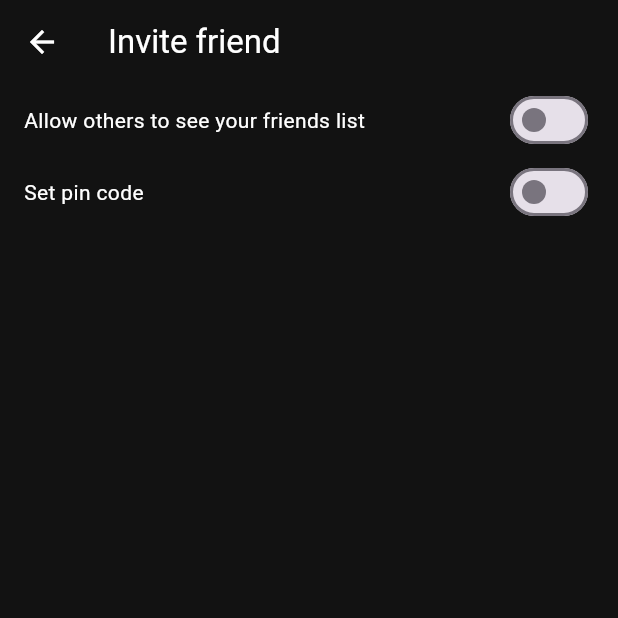
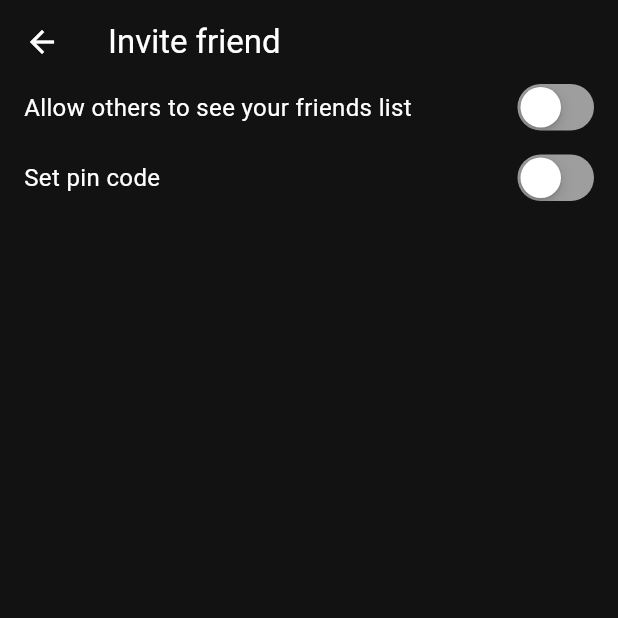
Before and after one commit to TP4uit/chat_app, a Flutter app: the PrivacyPage screen opened by its route, on a phone screen of 412 x 824 dp, the top half of it. Run offline on Flutter 3.47's test engine with Material 3 defaults, Android fonts, the phone set to English and light mode, and no system bars; our stand-ins replace pin_code_fields; network calls fail.

Commit message:
fix some UI

```diff
--- a/lib/features/home/presentation/pages/chats_tab.dart
+++ b/lib/features/home/presentation/pages/chats_tab.dart
@@ -8,6 +8,7 @@ class ChatsTab extends StatelessWidget {
   @override
   Widget build(BuildContext context) {
     return Scaffold(
+
       body: Padding(
         padding: const EdgeInsets.symmetric(horizontal: 16),
         child: Column(
@@ -51,6 +52,7 @@ class ChatsTab extends StatelessWidget {
 
   Widget _searchBar() {
     return const TextField(
+      style: TextStyle(color: Colors.black),
         decoration: InputDecoration(hintText: "Search for a chat..."));
   }
 
--- a/lib/features/home/presentation/pages/home_screen.dart
+++ b/lib/features/home/presentation/pages/home_screen.dart
@@ -24,6 +24,7 @@ class _HomeScreenState extends State<HomeScreen> {
   @override
   Widget build(BuildContext context) {
     return Scaffold(
+
       backgroundColor: Colors.black,
       body: Stack(
         children: [
--- a/lib/features/home/presentation/pages/home_tab.dart
+++ b/lib/features/home/presentation/pages/home_tab.dart
@@ -2,6 +2,7 @@ import 'package:flutter/material.dart';
 import '../widgets/basic_chat_item.dart';
 
 import '../../../../common/constants/colors.dart';
+import '../widgets/tab_header.dart';
 
 class HomeTab extends StatelessWidget {
   const HomeTab({super.key});
@@ -9,34 +10,31 @@ class HomeTab extends StatelessWidget {
   @override
   Widget build(BuildContext context) {
     return Scaffold(
-      appBar: AppBar(
-        backgroundColor: Colors.transparent,
-        elevation: 0,
-        title: const Text(
-          'Home',
-          style: TextStyle(
-            color: Color(0xFF4CAF97),
-            fontSize: 20,
-            fontWeight: FontWeight.bold,
-          ),
-        ),
-        actions: [
-          IconButton(
-            icon: const Icon(Icons.settings, color: Colors.white),
-            onPressed: () {
-              Navigator.pushNamed(context, '/settings');
-            },
-          ),
-        ],
-      ),
       body: DefaultTabController(
         length: 2,
         child: Column(
           crossAxisAlignment: CrossAxisAlignment.start,
           children: [
-            // Profile section
+
+            const SizedBox(
+              height: 47,
+            ),
+            TabHeader(
+                title: 'Home',
+                trailingIcon: Row(children: [
+
+                  IconButton(
+                      onPressed: () {
+                        Navigator.pushNamed(context, '/settings');
+                      },
+                      icon: const Icon(
+                        Icons.settings,
+                        color: Colors.white,
+                      )),
+
+                ],) ),
+            SizedBox(height: 18,),
             _myProfile(),
-
             // Tab bar (Contacts/Groups)
             Container(
               child: const TabBar(
--- a/lib/features/setting/presentation/pages/privacy_page.dart
+++ b/lib/features/setting/presentation/pages/privacy_page.dart
@@ -1,3 +1,4 @@
+import 'package:chat_app/features/setting/presentation/widgets/switch_toggles.dart';
 import 'package:flutter/material.dart';
 
 class PrivacyPage extends StatefulWidget {
@@ -8,59 +9,42 @@ class PrivacyPage extends StatefulWidget {
 }
 
 class _PrivacyPageState extends State<PrivacyPage> {
-  bool isSwitch=false;
+  bool _isSwitch1 = false;
+  bool _isSwitch2 = false;
+
   @override
   Widget build(BuildContext context) {
     return Scaffold(
-      appBar: AppBar( leading: IconButton(
-        icon: const Icon(Icons.arrow_back,color: Colors.white,),
+      appBar: AppBar(leading: IconButton(
+        icon: const Icon(Icons.arrow_back, color: Colors.white,),
         onPressed: () => Navigator.pop(context),
       ),
-        title: const Text('Invite friend',style: TextStyle(color: Colors.white),),),
+        title: const Text(
+          'Invite friend', style: TextStyle(color: Colors.white),),),
       body: Padding(
         padding: const EdgeInsets.symmetric(horizontal: 16),
         child: Column(
           children: [
-            Row(
-              mainAxisAlignment: MainAxisAlignment.spaceBetween,
-              children: [
-                _1stLabel(),
-                _1stToggle()
-              ],
-            ),
-            Row(
-              mainAxisAlignment: MainAxisAlignment.spaceBetween,
-              children: [
-                _2ndLabel(),
-                _2ndToggle()
-              ],
-            ),
+            SwitchToggles(title: "Allow others to see your friends list",
+                value: _isSwitch1,
+                onChange: (value) {
+                  setState(() {
+                    _isSwitch1 = value;
+                  });
+                }),
+
+            SizedBox(height: 16,),
+
+            SwitchToggles(title: "Set pin code",
+                value: _isSwitch2,
+                onChange: (value) {
+                  setState(() {
+                    _isSwitch2 = value;
+                  });
+                }),
           ],
         ),
       ),
     );
-
-
-
-  }
-
-  Widget _1stLabel()
-  {
-    return const Text("Allow others to see your friends list");
-  }
-
-  Widget _1stToggle()
-  {
-    return Switch(value: isSwitch, onChanged: (value){});
-  }
-
-  Widget _2ndLabel()
-  {
-    return const Text("Set pin code");
-  }
-
-  Widget _2ndToggle()
-  {
-    return Switch(value: isSwitch, onChanged: (value){});
   }
 }
--- /dev/null
+++ b/lib/features/setting/presentation/widgets/switch_toggles.dart
@@ -0,0 +1,83 @@
+import 'package:flutter/material.dart';
+
+class SwitchToggles extends StatelessWidget {
+  final String title;
+  final bool value;
+  final Function(bool) onChange;
+  const SwitchToggles({super.key, required this.title, required this.value, required this.onChange});
+
+  @override
+  Widget build(BuildContext context) {
+
+    return Row(
+      mainAxisAlignment: MainAxisAlignment.spaceBetween,
+      children: [
+        Text(
+          title,
+          style: const TextStyle(
+            color: Colors.white,
+            fontSize: 16.0,
+          ),
+        ),
+        _buildToggleSwitch(value,onChange),
+      ],
+    );
+
+  }
+
+
+  Widget _buildToggleSwitch(bool value,Function(bool) onChanged) {
+    return GestureDetector(
+      onTap: () => onChanged(!value),
+      child: Container(
+        width: 51,
+        height: 31,
+        clipBehavior: Clip.antiAlias,
+        decoration: ShapeDecoration(
+          color: value ? const Color(0xFF34C759) : Colors.grey,
+          shape: RoundedRectangleBorder(
+            borderRadius: BorderRadius.circular(100),
+          ),
+        ),
+        child: Stack(
+          children: [
+            Positioned(
+              left: value ? 22 : 2,
+              top: 2,
+              child: Container(
+                width: 27,
+                height: 27,
+                decoration: ShapeDecoration(
+                  color: Colors.white,
+                  shape: RoundedRectangleBorder(
+                    borderRadius: BorderRadius.circular(100),
+                  ),
+                  shadows: const [
+                    BoxShadow(
+                      color: Color(0x0F000000),
+                      blurRadius: 1,
+                      offset: Offset(0, 3),
+                      spreadRadius: 0,
+                    ),
+                    BoxShadow(
+                      color: Color(0x26000000),
+                      blurRadius: 8,
+                      offset: Offset(0, 3),
+                      spreadRadius: 0,
+                    ),
+                    BoxShadow(
+                      color: Color(0x0A000000),
+                      blurRadius: 0,
+                      offset: Offset(0, 0),
+                      spreadRadius: 1,
+                    ),
+                  ],
+                ),
+              ),
+            ),
+          ],
+        ),
+      ),
+    );
+  }
+}
```
